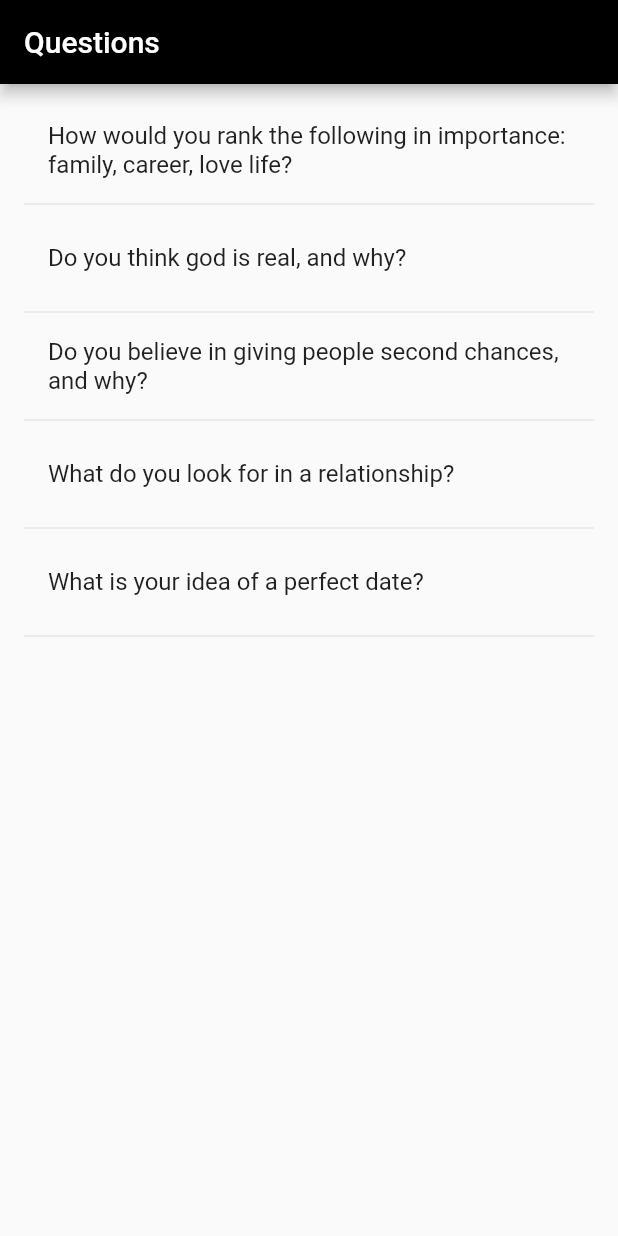
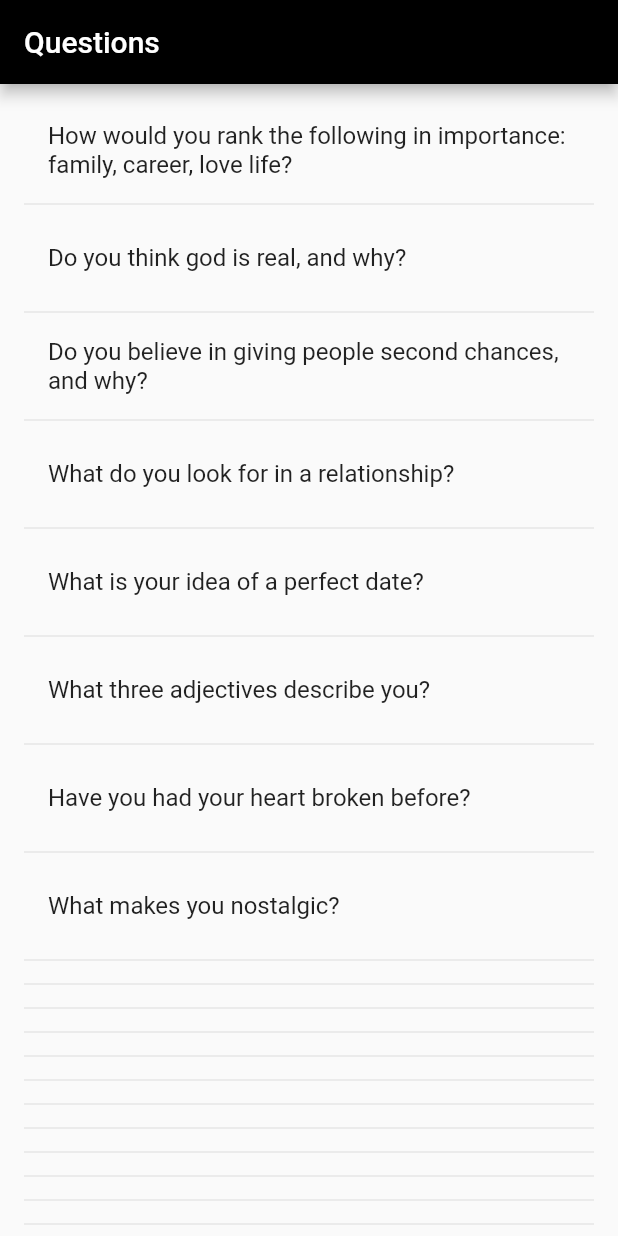
Before and after one commit to alivirya/confessions, a Flutter app: the QuestionsPage screen opened directly, on a phone screen of 412 x 824 dp. Run offline on Flutter 3.47's test engine with Material 2 defaults, Android fonts, the phone set to English and light mode, and no system bars.

Commit message:
Changed the way the questions class was accessed, and also updated the readme

```diff
--- a/lib/questions.dart
+++ b/lib/questions.dart
@@ -2,16 +2,12 @@ import 'package:flutter/material.dart';
 
 class Questions {
   List<String> questions;
-  Questions() {
-    this.questions = [];
+  Questions(List<String> questions) {
+    this.questions = questions;
   }
 
   set question(String question) {
     this.questions.add(question);
-  }
-
-  set bulkAdd(List<String> questions) {
-    this.questions.addAll(questions);
   }
 
   List<String> get allQuestions {
@@ -45,9 +41,11 @@ class QuestionsPageState extends State<QuestionsPage> {
       "Do you think god is real, and why?",
       "Do you believe in giving people second chances, and why?",
       "What do you look for in a relationship?",
-      "What is your idea of a perfect date?"];
-    questions = Questions();
-    questions.bulkAdd = initialQuestions;
+      "What is your idea of a perfect date?",
+      "What three adjectives describe you?",
+      "Have you had your heart broken before?",
+      "What makes you nostalgic?"];
+    questions = Questions(initialQuestions);
   }
 
   Widget _buildQuestions() {
@@ -60,6 +58,8 @@ class QuestionsPageState extends State<QuestionsPage> {
         if (index < questions.length) {
           return _buildRow(questions.retrieveQuestion(index));
         }
+        // TODO: Update this so nothing is returned...? Not sure what this is in flutter.
+        return Container();
       },
     );
   }
```
Also changed, not shown: 1 other file.
